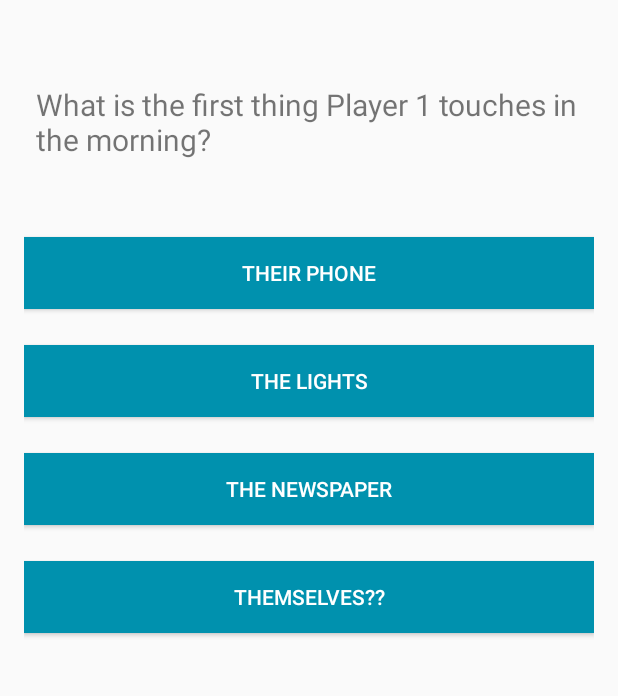
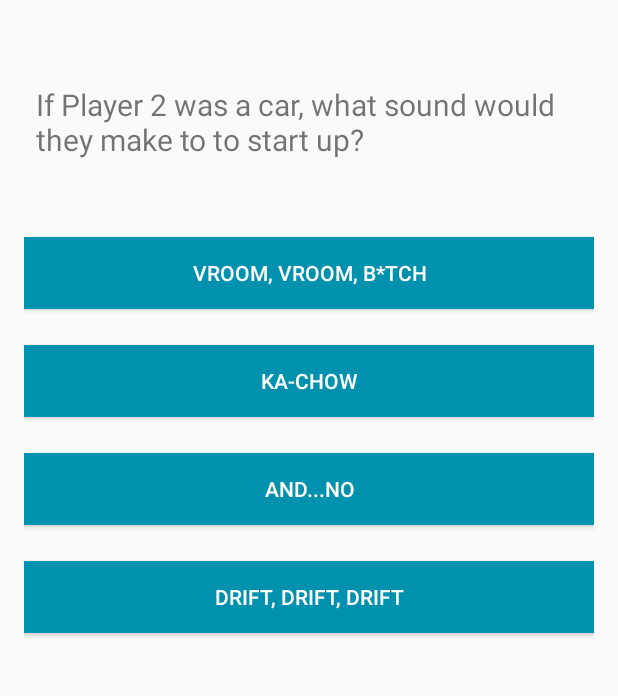
Before and after one commit to jsannyjr/A-Game-Of-Friends, an Android app: the QuizActivity screen opened directly, with no data from a screen before it, on a phone screen of 412 x 824 dp, the part 149-845 px from its top. Run offline under Robolectric (Android 15) with nearby library versions, the phone set to English and light mode, and no system bars.

Commit message:
added items

```diff
--- a/AGameOfFriends/app/src/main/AndroidManifest.xml
+++ b/AGameOfFriends/app/src/main/AndroidManifest.xml
@@ -31,6 +31,11 @@
             android:label = "AGameOfFriends">
 
         </activity>
+        <activity
+            android:name=".TutorialActivity"
+            android:label = "AGameOfFriends">
+
+        </activity>
     </application>
 
 </manifest>
--- a/AGameOfFriends/app/src/main/java/com/agameoffriends/agameoffriends/MainActivity.java
+++ b/AGameOfFriends/app/src/main/java/com/agameoffriends/agameoffriends/MainActivity.java
@@ -35,7 +35,7 @@ public class MainActivity extends AppCompatActivity {
             public void onClick(View view){
                 openingMusic.stop();
                 //startActivity(new Intent(MainActivity.this, ScoreActivity.class));
-                startActivity(new Intent(MainActivity.this, QuizActivity.class));
+                startActivity(new Intent(MainActivity.this, TutorialActivity.class));
             }
         });
         mFinishButon.setOnClickListener(new View.OnClickListener(){
--- a/AGameOfFriends/app/src/main/java/com/agameoffriends/agameoffriends/QuestionLibrary.java
+++ b/AGameOfFriends/app/src/main/java/com/agameoffriends/agameoffriends/QuestionLibrary.java
@@ -5,19 +5,28 @@ import java.util.Arrays;
 import java.util.List;
 
 public class QuestionLibrary {
-    //List<String> nQuestions = new ArrayList<String>();
 
     List<String> nQuestions = new ArrayList<String>(Arrays.asList(
-                "What is the first thing Player 1 touches in the morning?",
-                "What does Player 1 say to get ready for whoopee?",
-                "What movie best describes Player 1’s bed skills?",
-                "If Player 1 had to fight anyone, who would kick their a** the best?",
-                "What would Player 1’s porn movie most likely be called?",
-                "If Player 1 was a toy, how would he or she be turned on?",
-                "When Player 1 was born, what was their first words?",
-                "What song would describe Player 1’s dating skills? ",
-                "Which of the following candies best describes Player 1's irst kiss",
-                "What would Player's 1 ideal date would be?"
+                "What is the first thing Player 2 touches in the morning?",
+                "What does Player 2 say to get ready for whoopee?",
+                "What movie best describes Player 2’s bed skills?",
+                "If Player 2 had to fight anyone, who would kick their a** the best?",
+                "What would Player 2’s porn movie most likely be called?",
+                "If Player 2 was a toy, how would he or she be turned on?",
+                "When Player 2 was born, what was their first words?",
+                "What song would describe Player 2’s 'woohoo' skills? ",
+                "Which of the following candies best describes Player 2's first kiss",
+                "What would Player's 2 ideal date would be?",
+                "If Player 2 was a car, what sound would they make to to start up?",
+                "Complete this sentence: 'Santa Claus is _______ ",
+                "If Player 2 was an element from Avatar, which one would they be?",
+                "What type of candy would Player 2 be?",
+                "What stripper name would Player 2 most likely have?",
+                "What would Player 2 most likely suck at?",
+                "Describe Player 2's college experience as an art piece.",
+                "What Harry Potter House of Wizardry would Player 2 be in?",
+                "How would you describe Player 2 as a lover?",
+                "What type of sex toy would Player 2 be?"
 
             ));
 
@@ -35,7 +44,18 @@ public class QuestionLibrary {
             {"System.out.println('Hello World')", "10 more minutes, mom.", "Show me dem boobs", "I want my money back."},
             {"Beat It", "All By Myself","Superfreak", "Santa Claus is Coming to Town"},
             {"Starburst", "Hot Tamales", "Milk Duds", "Zero"},
-            {"Netflix and Chill", "Hulu and Woohoo", "IMAX and Climax", "Buzzfeed and Bukkake"}
+            {"Netflix and Chill", "Hulu and Woohoo", "IMAX and Climax", "Buzzfeed and Bukkake"},
+            {"Vroom, Vroom, B*tch", "Ka-Chow", "And...no", "Drift, drift, drift"},
+            {"real", "is my Daddy", "came down my chimney", "is a lie"},
+            {"Air", "Earth", "Water", "Fire"},
+            {"Airhead", "Jawbreaker", "Dum-dum", "Whoppers"},
+            {"J.B Morris", "Red Rossy", "Leggy Laura", "Busty Beatrice"},
+            {"Video games", "School", "Deeznutz", "Player 2"},
+            {"The Scream", "The Kiss", "The School of Athens", "The Gates of Hell"},
+            {"Gryffindor", "Hufflepuff", "Ravenclaw", "Slytherin"},
+            {"The one that got away", "The crazy one", "Never again", "The one"},
+            {"Fuzzy handcuffs", "A vibrator", "A ball gag", "A fleshlight"}
+
     };
 
     List<String> nAnswers = new ArrayList<>();
@@ -48,7 +68,6 @@ public class QuestionLibrary {
         //nChoices
     }
     public String getQuestion (int a){
-        //System.out.println(nQuestions.size());
         String question = nQuestions.get(a);
         return question;
     }
--- a/AGameOfFriends/app/src/main/java/com/agameoffriends/agameoffriends/QuizActivity.java
+++ b/AGameOfFriends/app/src/main/java/com/agameoffriends/agameoffriends/QuizActivity.java
@@ -43,7 +43,7 @@ public class QuizActivity extends AppCompatActivity {
 
     @Override
     protected void onCreate(Bundle savedInstanceState) {
-        setNumber = (int)Math.floor(Math.random() * 2.0);
+        setNumber = (int)Math.floor(Math.random() * 4.0);
         test = (Math.random() * 2.0);
         System.out.println(test);
         System.out.println(setNumber);
```
Also changed, not shown: AGameOfFriends/app/src/main/java/com/agameoffriends/agameoffriends/TutorialActivity.java (added, +30 -0 lines), AGameOfFriends/app/src/main/res/layout/activity_tutorial.xml (renamed from AGameOfFriends/app/src/main/res/layout/activity_score.xml, +19 -14 lines), 2 other files.
